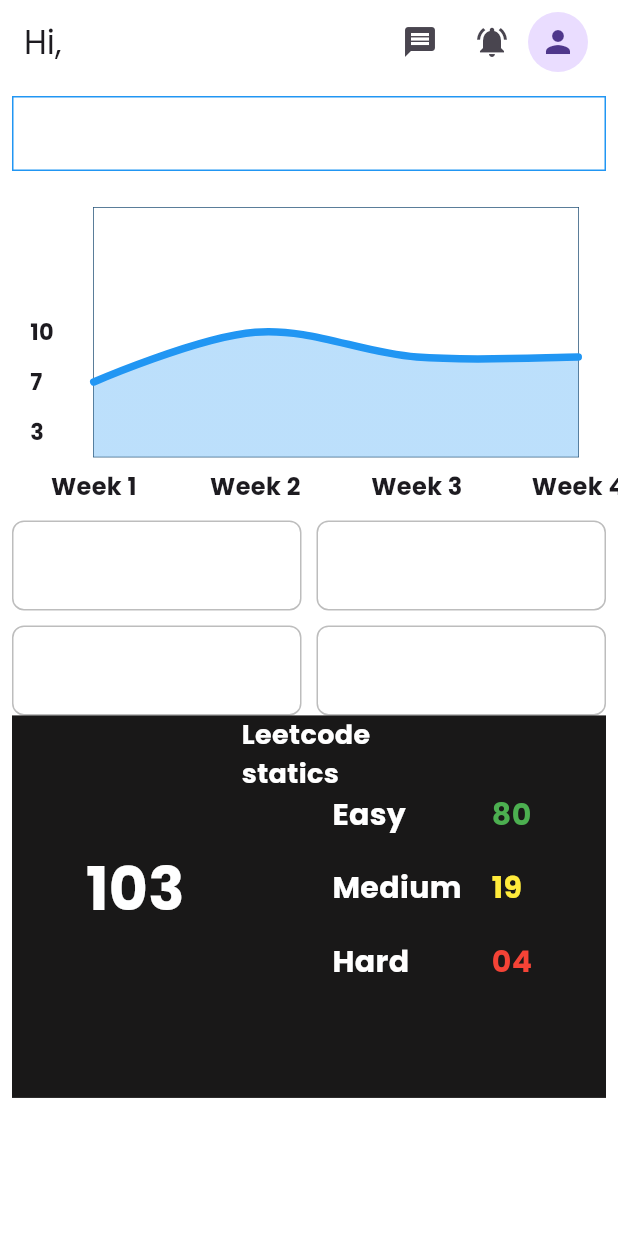
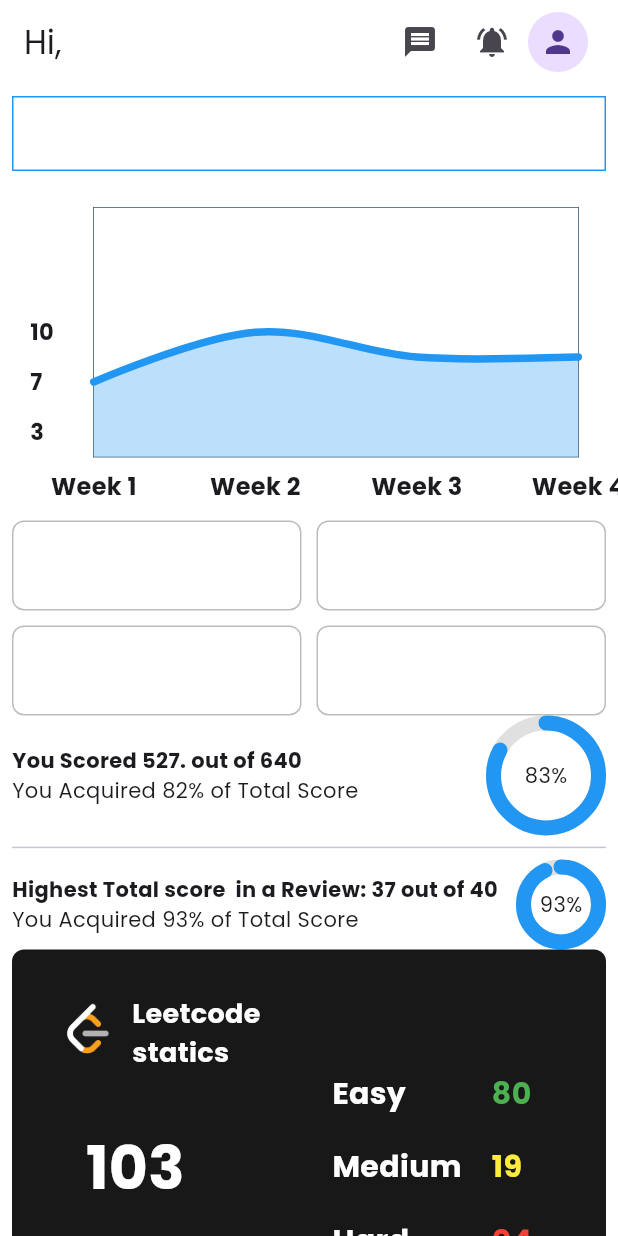
Before and after one commit to bridgeon-slms/slms, a Flutter app: the screen it shows after launch, on a phone screen of 412 x 824 dp. Run offline on Flutter 3.47's test engine with Material 3 defaults, Android fonts, the phone set to English and light mode, and no system bars; drawn by our look-alikes of fl_chart, percent_indicator; our stand-ins replace google_fonts, pin_code_fields.

Commit message:
leetcode container competed

```diff
--- a/lib/views/home/home_screen.dart
+++ b/lib/views/home/home_screen.dart
@@ -1,6 +1,10 @@
+import 'dart:math';
+
 import 'package:flutter/material.dart';
+import 'package:percent_indicator/circular_percent_indicator.dart';
 import 'package:slms/utils/color/color.dart';
 import 'package:slms/views/home/dashbord.dart';
+import 'package:slms/views/home/home_widgets.dart';
 import 'package:slms/widget/widget.dart';
 
 class HomeScreen extends StatelessWidget {
@@ -10,6 +14,7 @@ class HomeScreen extends StatelessWidget {
   Widget build(BuildContext context) {
     return Scaffold(
       appBar: AppBar(
+        surfaceTintColor: Colors.white,
         actions: [
           IconButton(onPressed: () {}, icon: Icon(Icons.message)),
           IconButton(onPressed: () {}, icon: Icon(Icons.notifications_active)),
@@ -24,7 +29,11 @@ class HomeScreen extends StatelessWidget {
         backgroundColor: ColorConstents.bagroundColor,
       ),
       backgroundColor: ColorConstents.bagroundColor,
-      body: Padding(
+      body: RefreshIndicator(
+        onRefresh: ()async {
+        },
+        child: SingleChildScrollView(
+          child: Padding(
             padding: const EdgeInsets.all(8.0),
             child: Column(
               crossAxisAlignment: CrossAxisAlignment.start,
@@ -90,17 +99,73 @@ class HomeScreen extends StatelessWidget {
                     ),
                   ],
                 ),
+                Row(
+                  mainAxisAlignment: MainAxisAlignment.spaceBetween,
+                  children: [
+                    Column(
+                      crossAxisAlignment: CrossAxisAlignment.start,
+                      children: [
+                        textStyled(
+                          text: 'You Scored 527. out of 640',
+                          fontweight: FontWeight.bold,
+                        ),
+                        textStyled(text: 'You Acquired 82% of Total Score'),
+                      ],
+                    ),
+                    CirculePercentange(),
+                  ],
+                ),
+                Divider(),
+                 Row(
+                  mainAxisAlignment: MainAxisAlignment.spaceBetween,
+                  children: [
+                    Column(
+                      crossAxisAlignment: CrossAxisAlignment.start,
+                      children: [
+                        textStyled(
+                          text: 'Highest Total score  in a Review: 37 out of 40',
+                          fontweight: FontWeight.bold
+                        ),
+                        textStyled(text: 'You Acquired 93% of Total Score'),
+                      ],
+                    ),
+                    CircularPercentIndicator(
+                      radius: 30.0,
+                      lineWidth: 10.0,
+                      percent: 0.93,
+                      center: textStyled(text: '93%'),
+                      progressColor: Colors.blue,
+                      backgroundColor: Colors.grey.shade300,
+                      circularStrokeCap: CircularStrokeCap.round,
+                    ),
+                  ],
+                ),
                 Container(
-              decoration: BoxDecoration(color: Color(0XFF191818)),
+                  decoration: BoxDecoration(
+                      color: Color(0XFF191818),
+                      borderRadius: BorderRadius.circular(8)),
                   height: 255,
                   width: double.infinity,
                   child: Column(
                     children: [
+                      Padding(
+                        padding: const EdgeInsets.only(left: 30.0, top: 30),
+                        child: Row(
+                          crossAxisAlignment: CrossAxisAlignment.center,
+                          spacing: 10,
+                          children: [
+                            Image.asset(
+                              'assets/image/LeetCode_logo_rvs.png',
+                              width: 40,
+                            ),
                             textStyled(
                                 text: 'Leetcode \nstatics',
                                 color: Colors.white,
                                 fontweight: FontWeight.bold,
                                 fontSize: 18),
+                          ],
+                        ),
+                      ),
                       Row(
                         mainAxisAlignment: MainAxisAlignment.spaceAround,
                         children: [
@@ -110,7 +175,6 @@ class HomeScreen extends StatelessWidget {
                               fontweight: FontWeight.bold,
                               color: Colors.white),
                           Row(
-
                             children: [
                               Column(
                                 spacing: 20,
@@ -133,7 +197,9 @@ class HomeScreen extends StatelessWidget {
                                       fontSize: 20),
                                 ],
                               ),
-                          SizedBox(width: 20,),
+                              SizedBox(
+                                width: 20,
+                              ),
                               Column(
                                 spacing: 20,
                                 crossAxisAlignment: CrossAxisAlignment.start,
@@ -165,6 +231,10 @@ class HomeScreen extends StatelessWidget {
               ],
             ),
           ),
+        ),
+      ),
     );
   }
+
+
 }
--- a/lib/views/home/home_widgets.dart
+++ b/lib/views/home/home_widgets.dart
@@ -0,0 +1,15 @@
+  import 'package:flutter/material.dart';
+import 'package:percent_indicator/circular_percent_indicator.dart';
+import 'package:slms/widget/widget.dart';
+
+CircularPercentIndicator CirculePercentange() {
+    return CircularPercentIndicator(
+                    radius: 40.0,
+                    lineWidth: 10.0,
+                    percent: 0.83,
+                    center: textStyled(text: '83%'),
+                    progressColor: Colors.blue,
+                    backgroundColor: Colors.grey.shade300,
+                    circularStrokeCap: CircularStrokeCap.round,
+                  );
+  }
--- a/pubspec.yaml
+++ b/pubspec.yaml
@@ -39,6 +39,7 @@ dependencies:
   video_player: ^2.9.2
   pin_code_fields: ^8.0.1
   fl_chart: ^0.70.2
+  percent_indicator: ^4.2.4
 
 dev_dependencies:
   flutter_test:
```
Also changed, not shown: assets/image/LeetCode_logo_rvs.png (added), pubspec.lock. Lines whose indentation alone changed are shown as unchanged.
